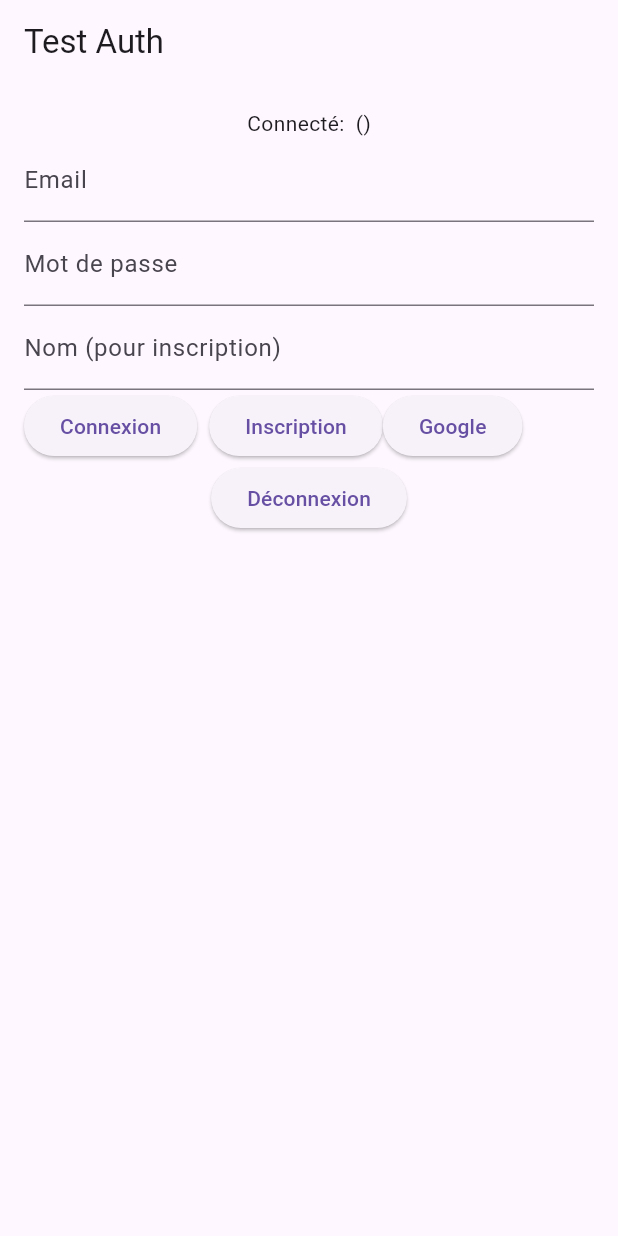
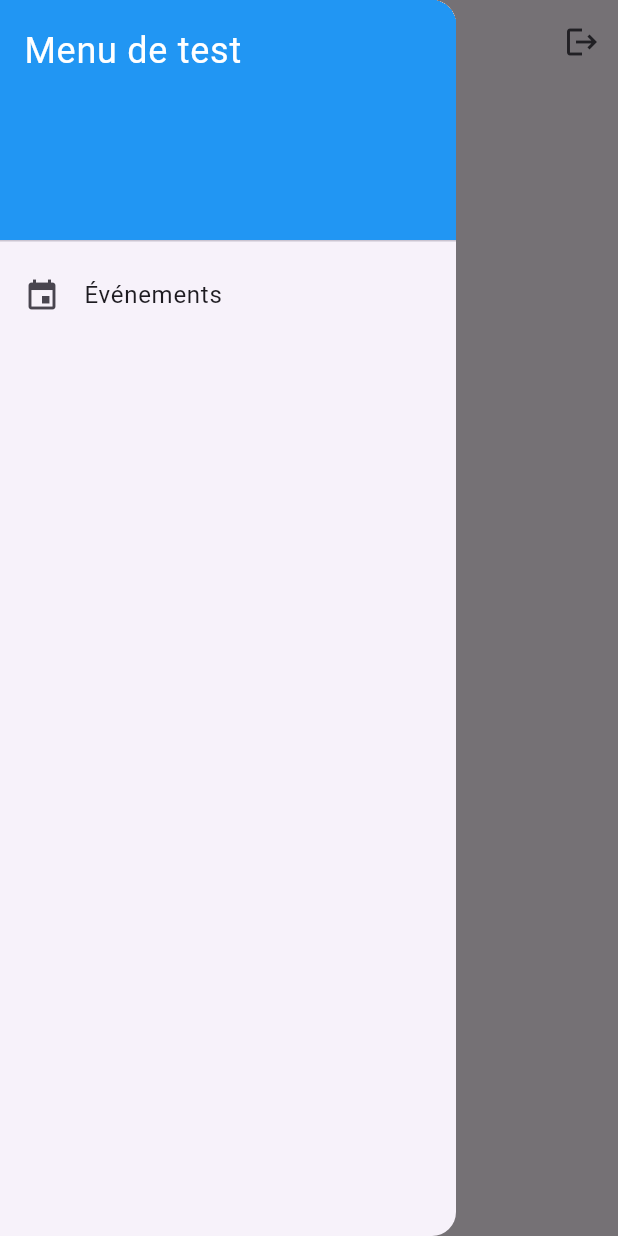
Before and after one commit to KEVINBMK/Billetterie_event, a Flutter app: the screen it shows once a user with an empty profile is signed in, with the side drawer open (before the commit the screen has no drawer), on a phone screen of 412 x 824 dp. Run offline on Flutter 3.47's test engine with Material 3 defaults, Android fonts, the phone set to English and light mode, and no system bars; our stand-ins replace cloud_firestore, firebase_auth, firebase_core, google_sign_in, qr_flutter; accounts and stored records are empty.

Commit message:
Work in progress - reservation update

```diff
--- /dev/null
+++ b/lib/core/constants.dart
@@ -0,0 +1,5 @@
+class ApiConstants {
+  static const String labyrintheBaseUrl = 'https://api.labyrinthe-rdc.com';
+  static const String labyrintheApiToken = r'$2y$12$JA9F0RS1ADcVlN0v1SeCvOAoR4rwiYSrBy5sJvAkL1cq.uuclzt.u';
+  static const String paymentCallbackUrl = 'https://ton-app.com/callback'; // URL factice
+}
--- a/lib/main.dart
+++ b/lib/main.dart
@@ -1,11 +1,12 @@
+// lib/main.dart
 import 'package:firebase_core/firebase_core.dart';
 import 'package:flutter/material.dart';
 import 'package:provider/provider.dart';
 import 'controllers/auth_controller.dart';
 import 'controllers/event_controller.dart';
 import 'controllers/reservation_controller.dart';
-import 'views/public/home_screen.dart';
 import 'firebase_options.dart';
+import 'views/main_screen.dart'; // Import du nouvel écran
 
 void main() async {
   WidgetsFlutterBinding.ensureInitialized();
@@ -26,7 +27,7 @@ class MyApp extends StatelessWidget {
       ],
       child: MaterialApp(
         title: 'Billetterie',
-        home: TestAuthScreen(), // Pour tester, à changer plus tard
+        home: MainScreen(), // Point d'entrée unique
       ),
     );
   }
--- a/lib/models/reservation_model.dart
+++ b/lib/models/reservation_model.dart
@@ -1,26 +1,31 @@
+// lib/models/reservation_model.dart
 import 'package:cloud_firestore/cloud_firestore.dart';
 
 class Reservation {
   final String id;
   final String eventId;
-  final String? organizerId; // pour faciliter les requêtes
+  final String? organizerId;
+  final String eventTitle;          // Pour l'affichage sans re-query
   final String participantName;
   final String participantEmail;
   final int ticketsCount;
-  final double totalPaid; // 0 si gratuit
+  final double totalPaid;
   final DateTime reservationDate;
-  final String qrCodeData; // pour générer le QR plus tard
+  final String qrCodeData;
+  final String? paymentReference;   // Référence retournée par Labyrinthe
 
   Reservation({
     required this.id,
     required this.eventId,
     this.organizerId,
+    required this.eventTitle,
     required this.participantName,
     required this.participantEmail,
     required this.ticketsCount,
     required this.totalPaid,
     required this.reservationDate,
     required this.qrCodeData,
+    this.paymentReference,
   });
 
   factory Reservation.fromFirestore(Map<String, dynamic> data, String id) {
@@ -28,12 +33,14 @@ class Reservation {
       id: id,
       eventId: data['eventId'] ?? '',
       organizerId: data['organizerId'],
+      eventTitle: data['eventTitle'] ?? '',
       participantName: data['participantName'] ?? '',
       participantEmail: data['participantEmail'] ?? '',
       ticketsCount: data['ticketsCount'] ?? 1,
       totalPaid: (data['totalPaid'] ?? 0).toDouble(),
       reservationDate: (data['reservationDate'] as Timestamp).toDate(),
       qrCodeData: data['qrCodeData'] ?? '',
+      paymentReference: data['paymentReference'],
     );
   }
 
@@ -41,12 +48,14 @@ class Reservation {
     return {
       'eventId': eventId,
       'organizerId': organizerId,
+      'eventTitle': eventTitle,
       'participantName': participantName,
       'participantEmail': participantEmail,
       'ticketsCount': ticketsCount,
       'totalPaid': totalPaid,
       'reservationDate': reservationDate,
       'qrCodeData': qrCodeData,
+      'paymentReference': paymentReference,
     };
   }
 }
--- /dev/null
+++ b/lib/views/main_screen.dart
@@ -0,0 +1,90 @@
+// lib/views/main_screen.dart
+import 'package:flutter/material.dart';
+import 'package:provider/provider.dart';
+import '../controllers/auth_controller.dart';
+import './public/test_auth_screen.dart';
+import './public/test_event_screen.dart';
+import './public/test_reservation_screen.dart';
+
+class MainScreen extends StatelessWidget {
+  @override
+  Widget build(BuildContext context) {
+    final auth = Provider.of<AuthController>(context);
+
+    return Scaffold(
+      appBar: AppBar(
+        title: Text('Billetterie - Test'),
+        actions: [
+          if (auth.user != null)
+            IconButton(
+              icon: Icon(Icons.logout),
+              onPressed: () => auth.signOut(),
+            ),
+        ],
+      ),
+      drawer: auth.user != null ? _buildDrawer(context) : null,
+      body: auth.user == null
+          ? TestAuthScreen()
+          : _buildTestMenu(context, auth),
+    );
+  }
+
+  Widget _buildDrawer(BuildContext context) {
+    return Drawer(
+      child: ListView(
+        padding: EdgeInsets.zero,
+        children: [
+          DrawerHeader(
+            decoration: BoxDecoration(color: Colors.blue),
+            child: Text(
+              'Menu de test',
+              style: TextStyle(color: Colors.white, fontSize: 24),
+            ),
+          ),
+          ListTile(
+            leading: Icon(Icons.event),
+            title: Text('Événements'),
+            onTap: () {
+              Navigator.push(
+                context,
+                MaterialPageRoute(builder: (context) => TestEventScreen()),
+              );
+            },
+          ),
+        ],
+      ),
+    );
+  }
+
+  Widget _buildTestMenu(BuildContext context, AuthController auth) {
+    return Center(
+      child: Column(
+        mainAxisAlignment: MainAxisAlignment.center,
+        children: [
+          Text('Connecté en tant que ${auth.user?.email} (${auth.role})'),
+          SizedBox(height: 20),
+          ElevatedButton(
+            onPressed: () {
+              Navigator.push(
+                context,
+                MaterialPageRoute(builder: (context) => TestEventScreen()),
+              );
+            },
+            child: Text('Tester les événements'),
+          ),
+          SizedBox(height: 10),
+          ElevatedButton(
+            onPressed: () {
+              // Redirige vers la liste des événements pour en choisir un
+              Navigator.push(
+                context,
+                MaterialPageRoute(builder: (context) => TestEventScreen()),
+              );
+            },
+            child: Text('Tester les réservations'),
+          ),
+        ],
+      ),
+    );
+  }
+}
--- a/pubspec.yaml
+++ b/pubspec.yaml
@@ -39,6 +39,7 @@ dependencies:
   http: ^1.1.0 # Pour les appels HTTP (API Labyrinthe)
   qr_flutter: ^4.1.0 # Pour les QR codes (si tu veux préparer)
   image_picker: ^1.0.5 # Pour l'upload d'images
+  uuid: ^4.0.0
 
   # The following adds the Cupertino Icons font to your application.
   # Use with the CupertinoIcons class for iOS style icons.
```
Also changed, not shown: lib/controllers/reservation_controller.dart (+75 -25 lines), lib/services/labyrinthe_payment_service.dart (+40 -44 lines), lib/views/participant/ticket_screen.dart (added, +50 -0 lines), lib/views/public/test_event_screen.dart (added, +90 -0 lines), lib/views/public/test_reservation_screen.dart (added, +124 -0 lines), lib/views/public/test_auth_screen.dart (renamed from lib/views/public/home_screen.dart), pubspec.lock.
